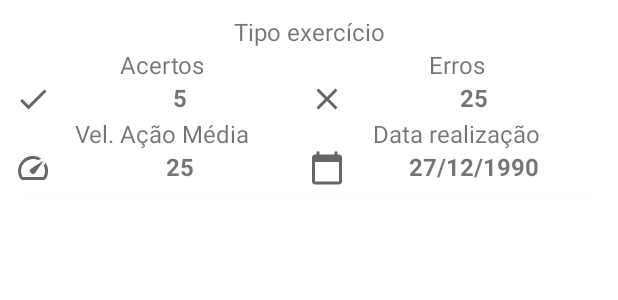
After one commit to danielmfr97/HealthFit, an Android app: the layout row_resultado.xml on its own in the app's theme, with its tools: preview values and no code run, on a phone screen of 412 x 824 dp. The commit adds this screen. Shown: the top 300 px of the screen. Run offline under Robolectric (Android 15) with nearby library versions, the phone set to English and light mode, and no system bars.

Commit message:
Criar adapter para apresentar resultados
- Adicionar icones e textview
- Configurar Adapter
- Criar entidade Resultado
- Criar repository e model para Resultados
- Adicionar ao ModelFactory

```diff
--- /dev/null
+++ b/app/src/main/java/com/daniel/ramos/projetotcc/model/ResultadoModel.kt
@@ -0,0 +1,26 @@
+package com.daniel.ramos.projetotcc.model
+
+import com.daniel.ramos.projetotcc.model.entities.Resultado
+import com.daniel.ramos.projetotcc.model.repositories.RealmRepository
+import com.daniel.ramos.projetotcc.model.repositories.ResultadoRepository
+import java.util.*
+
+class ResultadoModel {
+    private val resultadoRepository = ResultadoRepository()
+
+    val all get() = resultadoRepository.procurarTodos()
+
+    fun salvarResultado(resultadoDado: Resultado) {
+        resultadoRepository.atualizarObject(object : RealmRepository.AtualizarListener {
+            override fun atualizar() {
+                val resultado = resultadoRepository.novo(UUID.randomUUID().toString())
+                resultado.tipo_exercicio = resultadoDado.tipo_exercicio
+                resultado.paciente_id = resultadoDado.paciente_id
+                resultado.acertos = resultadoDado.acertos
+                resultado.erros = resultadoDado.erros
+                resultado.velocidade_acao_media = resultadoDado.velocidade_acao_media
+                resultado.created = resultadoDado.created
+            }
+        })
+    }
+}
--- /dev/null
+++ b/app/src/main/java/com/daniel/ramos/projetotcc/model/entities/Resultado.kt
@@ -0,0 +1,16 @@
+package com.daniel.ramos.projetotcc.model.entities
+
+import io.realm.RealmObject
+import io.realm.annotations.PrimaryKey
+import java.util.*
+
+open class Resultado : RealmObject() {
+    @PrimaryKey
+    var id: String = ""
+    var paciente_id: String = ""
+    var tipo_exercicio: String = ""
+    var acertos: String = ""
+    var erros: String = ""
+    var velocidade_acao_media: String = ""
+    var created : Date? = null
+}
--- a/app/src/main/java/com/daniel/ramos/projetotcc/model/factories/ModelFactory.kt
+++ b/app/src/main/java/com/daniel/ramos/projetotcc/model/factories/ModelFactory.kt
@@ -2,10 +2,12 @@ package com.daniel.ramos.projetotcc.model.factories
 
 import com.daniel.ramos.projetotcc.model.ExercicioModel
 import com.daniel.ramos.projetotcc.model.PacienteModel
+import com.daniel.ramos.projetotcc.model.ResultadoModel
 
 object ModelFactory {
     private var pacienteModel: PacienteModel? = null
     private var exercicioModel: ExercicioModel? = null
+    private var resultadoModel: ResultadoModel? = null
 
     val getPacienteModel: PacienteModel
         get() {
@@ -18,4 +20,10 @@ object ModelFactory {
         if (exercicioModel == null) exercicioModel = ExercicioModel()
         return exercicioModel as ExercicioModel
     }
+
+    val getResultadoModel: ResultadoModel
+    get() {
+        if (resultadoModel == null) resultadoModel = ResultadoModel()
+        return resultadoModel as ResultadoModel
+    }
 }
--- /dev/null
+++ b/app/src/main/java/com/daniel/ramos/projetotcc/model/repositories/ResultadoRepository.kt
@@ -0,0 +1,6 @@
+package com.daniel.ramos.projetotcc.model.repositories
+
+import com.daniel.ramos.projetotcc.model.entities.Resultado
+
+class ResultadoRepository: RealmRepository<Resultado>(Resultado::class.java)  {
+}
--- /dev/null
+++ b/app/src/main/java/com/daniel/ramos/projetotcc/presenter/adapters/ResultadosAdapter.kt
@@ -0,0 +1,33 @@
+package com.daniel.ramos.projetotcc.presenter.adapters
+
+import android.view.View
+import android.view.ViewGroup
+import androidx.recyclerview.widget.RecyclerView
+import com.daniel.ramos.projetotcc.databinding.RowResultadoBinding
+import com.daniel.ramos.projetotcc.model.entities.Resultado
+import com.daniel.ramos.projetotcc.model.repositories.ResultadoRepository
+import io.realm.RealmRecyclerViewAdapter
+import io.realm.RealmResults
+
+class ResultadosAdapter(private val resultados: RealmResults<Resultado>, autoUpdate: Boolean) :
+    RealmRecyclerViewAdapter<Resultado, ResultadosAdapter.ViewHolder>(resultados, autoUpdate) {
+
+    private var _binding: RowResultadoBinding? = null
+    private val binding get() = _binding!!
+    private val resultadoRepository = ResultadoRepository()
+
+    inner class ViewHolder(itemView: View) : RecyclerView.ViewHolder(itemView) {
+        var tipoExercicio = binding.tipoExercicio
+        var numAcertos = binding.numAcertos
+        var numErros = binding.numErros
+        var velAcaoMedia = binding.velAcaoMedia
+    }
+
+    override fun onCreateViewHolder(parent: ViewGroup, viewType: Int): ViewHolder {
+        TODO("Not yet implemented")
+    }
+
+    override fun onBindViewHolder(holder: ViewHolder, position: Int) {
+        TODO("Not yet implemented")
+    }
+}
--- /dev/null
+++ b/app/src/main/res/drawable/ic_calendar.xml
@@ -0,0 +1,10 @@
+<vector xmlns:android="http://schemas.android.com/apk/res/android"
+    android:width="24dp"
+    android:height="24dp"
+    android:viewportWidth="24"
+    android:viewportHeight="24"
+    android:tint="?attr/colorControlNormal">
+  <path
+      android:fillColor="@android:color/white"
+      android:pathData="M20,3h-1L19,1h-2v2L7,3L7,1L5,1v2L4,3c-1.1,0 -2,0.9 -2,2v16c0,1.1 0.9,2 2,2h16c1.1,0 2,-0.9 2,-2L22,5c0,-1.1 -0.9,-2 -2,-2zM20,21L4,21L4,8h16v13z"/>
+</vector>
--- /dev/null
+++ b/app/src/main/res/drawable/ic_check.xml
@@ -0,0 +1,10 @@
+<vector xmlns:android="http://schemas.android.com/apk/res/android"
+    android:width="24dp"
+    android:height="24dp"
+    android:viewportWidth="24"
+    android:viewportHeight="24"
+    android:tint="?attr/colorControlNormal">
+  <path
+      android:fillColor="@android:color/white"
+      android:pathData="M9,16.17L4.83,12l-1.42,1.41L9,19 21,7l-1.41,-1.41z"/>
+</vector>
--- /dev/null
+++ b/app/src/main/res/drawable/ic_miss.xml
@@ -0,0 +1,10 @@
+<vector xmlns:android="http://schemas.android.com/apk/res/android"
+    android:width="24dp"
+    android:height="24dp"
+    android:viewportWidth="24"
+    android:viewportHeight="24"
+    android:tint="?attr/colorControlNormal">
+  <path
+      android:fillColor="@android:color/white"
+      android:pathData="M19,6.41L17.59,5 12,10.59 6.41,5 5,6.41 10.59,12 5,17.59 6.41,19 12,13.41 17.59,19 19,17.59 13.41,12z"/>
+</vector>
--- /dev/null
+++ b/app/src/main/res/drawable/ic_velocidade.xml
@@ -0,0 +1,10 @@
+<vector xmlns:android="http://schemas.android.com/apk/res/android"
+    android:width="24dp"
+    android:height="24dp"
+    android:viewportWidth="24"
+    android:viewportHeight="24"
+    android:tint="?attr/colorControlNormal">
+  <path
+      android:fillColor="@android:color/white"
+      android:pathData="M20.38,8.57l-1.23,1.85a8,8 0,0 1,-0.22 7.58L5.07,18A8,8 0,0 1,15.58 6.85l1.85,-1.23A10,10 0,0 0,3.35 19a2,2 0,0 0,1.72 1h13.85a2,2 0,0 0,1.74 -1,10 10,0 0,0 -0.27,-10.44zM10.59,15.41a2,2 0,0 0,2.83 0l5.66,-8.49 -8.49,5.66a2,2 0,0 0,0 2.83z"/>
+</vector>
--- /dev/null
+++ b/app/src/main/res/layout/row_resultado.xml
@@ -0,0 +1,133 @@
+<?xml version="1.0" encoding="utf-8"?>
+<com.google.android.material.card.MaterialCardView xmlns:android="http://schemas.android.com/apk/res/android"
+    xmlns:app="http://schemas.android.com/apk/res-auto"
+    xmlns:tools="http://schemas.android.com/tools"
+    android:layout_width="match_parent"
+    android:layout_height="wrap_content"
+    android:layout_margin="4dp"
+    app:cardCornerRadius="8dp"
+    app:cardElevation="4dp">
+
+    <androidx.constraintlayout.widget.ConstraintLayout
+        android:layout_width="match_parent"
+        android:layout_height="wrap_content"
+        android:padding="6dp">
+        <!--        Header Tipo Exercicio-->
+
+        <TextView
+            android:id="@+id/tipoExercicio"
+            android:layout_width="match_parent"
+            android:layout_height="wrap_content"
+            android:textAlignment="center"
+            android:textSize="16sp"
+            app:layout_constraintBottom_toTopOf="@id/labelAcertos"
+            app:layout_constraintEnd_toStartOf="parent"
+            app:layout_constraintStart_toStartOf="parent"
+            app:layout_constraintTop_toTopOf="parent"
+            tools:text="Tipo exercício" />
+
+        <!--        Número de Acertos e Erros-->
+        <TextView
+            android:id="@+id/labelAcertos"
+            android:layout_width="0dp"
+            android:layout_height="wrap_content"
+            android:textAlignment="center"
+            android:textSize="16sp"
+            app:layout_constraintBottom_toBottomOf="@id/labelErros"
+            app:layout_constraintEnd_toStartOf="@id/labelErros"
+            app:layout_constraintStart_toStartOf="parent"
+            app:layout_constraintTop_toBottomOf="@id/tipoExercicio"
+            android:text="@string/labelAcertos" />
+
+        <TextView
+            android:id="@+id/numAcertos"
+            android:layout_width="0dp"
+            android:layout_height="wrap_content"
+            android:textAlignment="center"
+            android:drawableStart="@drawable/ic_check"
+            android:textSize="16sp"
+            android:textStyle="bold"
+            app:layout_constraintEnd_toEndOf="@id/labelAcertos"
+            app:layout_constraintStart_toStartOf="parent"
+            app:layout_constraintTop_toBottomOf="@id/labelAcertos"
+            tools:text="5" />
+
+        <TextView
+            android:id="@+id/labelErros"
+            android:layout_width="0dp"
+            android:layout_height="wrap_content"
+            android:textAlignment="center"
+            android:textSize="16sp"
+            app:layout_constraintBottom_toBottomOf="@id/labelAcertos"
+            app:layout_constraintEnd_toEndOf="parent"
+            app:layout_constraintStart_toEndOf="@id/labelAcertos"
+            app:layout_constraintTop_toTopOf="@id/labelAcertos"
+            android:text="@string/labelErros"/>
+
+        <TextView
+            android:id="@+id/numErros"
+            android:layout_width="0dp"
+            android:layout_height="wrap_content"
+            android:drawableStart="@drawable/ic_miss"
+            android:textAlignment="center"
+            android:textSize="16sp"
+            android:textStyle="bold"
+            app:layout_constraintEnd_toEndOf="parent"
+            app:layout_constraintStart_toStartOf="@id/labelErros"
+            app:layout_constraintTop_toBottomOf="@id/labelErros"
+            tools:text="25" />
+
+        <!--       Velocidade ação média e Data criação-->
+
+        <TextView
+            android:id="@+id/labelVelAcaoMed"
+            android:layout_width="0dp"
+            android:layout_height="wrap_content"
+            android:textAlignment="center"
+            android:textSize="16sp"
+            app:layout_constraintEnd_toStartOf="@id/labelData"
+            app:layout_constraintStart_toStartOf="parent"
+            app:layout_constraintTop_toBottomOf="@id/numAcertos"
+            android:text="@string/labelVelocidadeAcaoMedia" />
+
+        <TextView
+            android:id="@+id/velAcaoMedia"
+            android:layout_width="0dp"
+            android:drawableStart="@drawable/ic_velocidade"
+            android:layout_height="wrap_content"
+            android:textAlignment="center"
+            android:textSize="16sp"
+            android:textStyle="bold"
+            app:layout_constraintEnd_toStartOf="@id/dataCriado"
+            app:layout_constraintStart_toStartOf="@id/labelVelAcaoMed"
+            app:layout_constraintTop_toBottomOf="@id/labelVelAcaoMed"
+            tools:text="25" />
+
+        <TextView
+            android:id="@+id/labelData"
+            android:layout_width="0dp"
+            android:layout_height="wrap_content"
+            android:textAlignment="center"
+            android:textSize="16sp"
+            app:layout_constraintEnd_toEndOf="parent"
+            app:layout_constraintStart_toEndOf="@id/labelVelAcaoMed"
+            app:layout_constraintTop_toTopOf="@id/labelVelAcaoMed"
+            android:text="@string/labelData"/>
+
+        <TextView
+            android:id="@+id/dataCriado"
+            android:layout_width="0dp"
+            android:layout_height="wrap_content"
+            android:textAlignment="center"
+            android:textSize="16sp"
+            android:textStyle="bold"
+            android:drawableStart="@drawable/ic_calendar"
+            app:layout_constraintBottom_toBottomOf="@id/velAcaoMedia"
+            app:layout_constraintEnd_toEndOf="@id/labelData"
+            app:layout_constraintStart_toEndOf="@id/velAcaoMedia"
+            app:layout_constraintTop_toBottomOf="@id/labelData"
+            tools:text="27/12/1990" />
+
+    </androidx.constraintlayout.widget.ConstraintLayout>
+
+</com.google.android.material.card.MaterialCardView>
--- a/app/src/main/res/values/strings.xml
+++ b/app/src/main/res/values/strings.xml
@@ -52,4 +52,8 @@
     <string name="remover_exercicio">Remover</string>
     <string name="titleIniciarExecicio">Iniciar exercício</string>
     <string name="selecionePaciente">Selecione um paciente</string>
+    <string name="labelVelocidadeAcaoMedia">Vel. Ação Média</string>
+    <string name="labelAcertos">Acertos</string>
+    <string name="labelErros">Erros</string>
+    <string name="labelData">Data realização</string>
 </resources>
```
